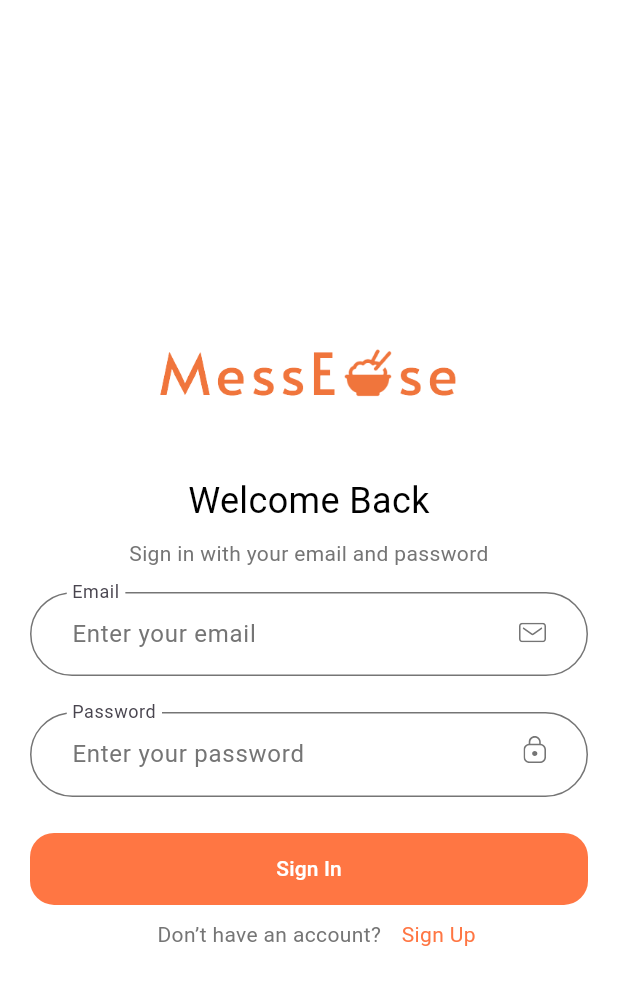
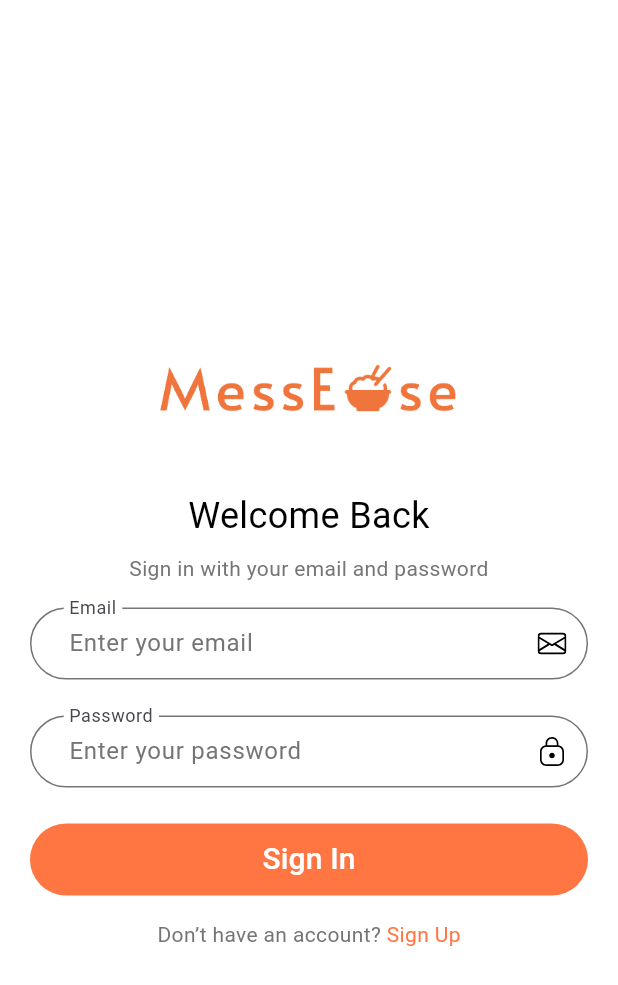
Before and after one commit to tarushi2309/MessEase, a Flutter app: the SignInScreen screen opened by its route, on a phone screen of 412 x 824 dp. Shown: the top 985 px of the screen. Run offline on Flutter 3.47's test engine with Material 3 defaults, Android fonts, the light colour scheme and no system bars; our stand-ins replace cloud_firestore, firebase_auth, firebase_core, fl_chart, flutter_svg, image_picker; accounts and stored records are empty.

Commit message:
Update signin.dart

```diff
--- a/flutter_application_1/lib/pages/signin.dart
+++ b/flutter_application_1/lib/pages/signin.dart
@@ -12,23 +12,16 @@ const authOutlineInputBorder = OutlineInputBorder(
 
 class SignInScreen extends StatelessWidget {
   const SignInScreen({super.key});
+
   @override
   Widget build(BuildContext context) {
-    // Calculate available height excluding top and bottom padding
-    final availableHeight = MediaQuery.of(context).size.height -
-        MediaQuery.of(context).padding.top -
-        MediaQuery.of(context).padding.bottom;
-
     return Scaffold(
-      resizeToAvoidBottomInset: true,
+      resizeToAvoidBottomInset: true, // Prevent keyboard causing overflow
       backgroundColor: Colors.white,
       body: SafeArea(
         child: Center(
-          child: SingleChildScrollView(
+          child: SingleChildScrollView( // Ensures content is scrollable
             padding: const EdgeInsets.symmetric(horizontal: 20),
-            child: ConstrainedBox(
-              constraints: BoxConstraints(minHeight: availableHeight),
-              child: IntrinsicHeight(
             child: Column(
               mainAxisAlignment: MainAxisAlignment.center,
               children: [
@@ -58,11 +51,9 @@ class SignInScreen extends StatelessWidget {
                 ),
                 const SizedBox(height: 16),
                 const SignInForm(),
-                    // No extra gap here so that NoAccountText appears right after the button
+                const SizedBox(height: 16),
                 const NoAccountText(),
               ],
-                ),
-              ),
             ),
           ),
         ),
@@ -70,6 +61,8 @@ class SignInScreen extends StatelessWidget {
     );
   }
 }
+
+
 
 class SignInForm extends StatefulWidget {
   const SignInForm({super.key});
@@ -149,6 +142,7 @@ class _SignInFormState extends State<SignInForm> {
 
   @override
   Widget build(BuildContext context) {
+
     return Form(
       child: Column(
         children: [
@@ -162,13 +156,15 @@ class _SignInFormState extends State<SignInForm> {
               floatingLabelBehavior: FloatingLabelBehavior.always,
               hintStyle: const TextStyle(color: Color(0xFF757575)),
               contentPadding:
-                  const EdgeInsets.symmetric(horizontal: 24, vertical: 16),
-              suffix: SvgPicture.string(mailIcon),
+                  const EdgeInsets.symmetric(horizontal: 22, vertical: 12),
+              suffixIcon: Transform.scale(
+                scale: 0.4, // Adjust the scale factor
+                child: SvgPicture.string(mailIcon),
+              ),
               border: authOutlineInputBorder,
               enabledBorder: authOutlineInputBorder,
               focusedBorder: authOutlineInputBorder.copyWith(
-                  borderSide:
-                      const BorderSide(color: Color(0xFFFF7643))),
+                  borderSide: const BorderSide(color: Color(0xFFFF7643))),
             ),
           ),
           // Password Field
@@ -183,13 +179,15 @@ class _SignInFormState extends State<SignInForm> {
                 floatingLabelBehavior: FloatingLabelBehavior.always,
                 hintStyle: const TextStyle(color: Color(0xFF757575)),
                 contentPadding:
-                    const EdgeInsets.symmetric(horizontal: 24, vertical: 16),
-                suffix: SvgPicture.string(lockIcon),
+                    const EdgeInsets.symmetric(horizontal: 22, vertical: 12),
+                suffixIcon: Transform.scale(
+                  scale: 0.4, // Adjust the scale factor
+                  child: SvgPicture.string(lockIcon),
+                ),
                 border: authOutlineInputBorder,
                 enabledBorder: authOutlineInputBorder,
                 focusedBorder: authOutlineInputBorder.copyWith(
-                    borderSide:
-                        const BorderSide(color: Color(0xFFFF7643))),
+                    borderSide: const BorderSide(color: Color(0xFFFF7643))),
               ),
             ),
           ),
@@ -201,17 +199,29 @@ class _SignInFormState extends State<SignInForm> {
               backgroundColor: const Color(0xFFFF7643),
               foregroundColor: Colors.white,
               minimumSize: const Size(double.infinity, 48),
-              shape: const RoundedRectangleBorder(
-                borderRadius: BorderRadius.all(Radius.circular(16)),
+              padding: const EdgeInsets.symmetric(vertical: 6.0, horizontal: 24.0),
+              shape: RoundedRectangleBorder(
+                      borderRadius: BorderRadius.circular(30),
                     ),
             ),
-            child: const Text("Sign In"),
+            child: const Center(
+                    child: Text(
+                      "Sign In",
+                      style: TextStyle(
+                        color: Colors.white,
+                        fontSize: 20.0,
+                        fontWeight: FontWeight.w500,
+                      ),
+                    ),
+                  ),
           ),
         ],
       ),
+
     );
   }
 }
+
 
 class NoAccountText extends StatelessWidget {
   const NoAccountText({super.key});
@@ -221,12 +231,9 @@ class NoAccountText extends StatelessWidget {
     return Row(
       mainAxisAlignment: MainAxisAlignment.center,
       children: [
-        const Padding(
-          padding: EdgeInsets.all(10.0),
-          child: Text(
+        const Text(
           "Don’t have an account? ",
           style: TextStyle(color: Color(0xFF757575)),
-          ),
         ),
         GestureDetector(
           onTap: () {
@@ -250,11 +257,11 @@ class NoAccountText extends StatelessWidget {
 
 // Icons
 const mailIcon =
-'''<svg width="18" height="13" viewBox="0 0 18 13" fill="none" xmlns="http://www.w3.org/2000/svg">
-<path fill-rule="evenodd" clip-rule="evenodd" d="M15.3576 3.39368C15.5215 3.62375 15.4697 3.94447 15.2404 4.10954L9.80876 8.03862C9.57272 8.21053 9.29421 8.29605 9.01656 8.29605C8.7406 8.29605 8.4638 8.21138 8.22775 8.04204L2.76041 4.11039C2.53201 3.94618 2.47851 3.62546 2.64154 3.39454C2.80542 3.16362 3.12383 3.10974 3.35223 3.27566L8.81872 7.20645C8.93674 7.29112 9.09552 7.29197 9.2144 7.20559L14.6469 3.27651C14.8753 3.10974 15.1937 3.16447 15.3576 3.39368ZM16.9819 10.7763C16.9819 11.4366 16.4479 11.9745 15.7932 11.9745H2.20765C1.55215 11.9745 1.01892 11.4366 1.01892 10.7763V2.22368C1.01892 1.56342 1.55215 1.02632 2.20765 1.02632H15.7932C16.4479 1.02632 16.9819 1.56342 16.9819 2.22368V10.7763ZM15.7932 0H2.20765C0.990047 0 0 0.998092 0 2.22368V10.7763C0 12.0028 0.990047 13 2.20765 13H15.7932C17.01 13 18 12.0028 18 10.7763V2.22368C18 0.998092 17.01 0 15.7932 0Z" fill="#757575"/>
+'''<svg xmlns="http://www.w3.org/2000/svg" width="16" height="16" fill="currentColor" class="bi bi-envelope" viewBox="0 0 16 16">
+  <path d="M0 4a2 2 0 0 1 2-2h12a2 2 0 0 1 2 2v8a2 2 0 0 1-2 2H2a2 2 0 0 1-2-2zm2-1a1 1 0 0 0-1 1v.217l7 4.2 7-4.2V4a1 1 0 0 0-1-1zm13 2.383-4.708 2.825L15 11.105zm-.034 6.876-5.64-3.471L8 9.583l-1.326-.795-5.64 3.47A1 1 0 0 0 2 13h12a1 1 0 0 0 .966-.741M1 11.105l4.708-2.897L1 5.383z"/>
 </svg>''';
 
 const lockIcon =
 '''<svg width="15" height="18" viewBox="0 0 15 18" fill="none" xmlns="http://www.w3.org/2000/svg">
-<path fill-rule="evenodd" clip-rule="evenodd" d="M9.24419 11.5472C9.24419 12.4845 8.46279 13.2453 7.5 13.2453C6.53721 13.2453 5.75581 12.4845 5.75581 11.5472C5.75581 10.6098 6.53721 9.84906 7.5 9.84906C8.46279 9.84906 9.24419 10.6098 9.24419 11.5472ZM13.9535 14.0943C13.9535 15.6863 12.6235 16.9811 10.9884 16.9811H4.01163C2.37645 16.9811 1.04651 15.6863 1.04651 14.0943V9C1.04651 7.40802 2.37645 6.11321 4.01163 6.11321H10.9884C12.6235 6.11321 13.9535 7.40802 13.9535 9V14.0943ZM4.53488 3.90566C4.53488 2.31368 5.86483 1.01887 7.5 1.01887C8.28488 1.01887 9.03139 1.31943 9.59477 1.86028C10.1564 2.41387 10.4651 3.14066 10.4651 3.90566V5.09434H4.53488V3.90566ZM11.5116 5.12745V3.90566C11.5116 2.87151 11.0956 1.89085 10.3352 1.14028C9.5686 0.405 8.56221 0 7.5 0C5.2875 0 3.48837 1.7516 3.48837 3.90566V5.12745C1.52267 5.37792 0 7.01915 0 9V14.0943C0 16.2484 1.79913 18 4.01163 18H10.9884C13.2 18 15 16.2484 15 14.0943V9C15 7.01915 13.4773 5.37792 11.5116 5.12745Z" fill="#757575"/>
+<path fill-rule="evenodd" clip-rule="evenodd" d="M9.24419 11.5472C9.24419 12.4845 8.46279 13.2453 7.5 13.2453C6.53721 13.2453 5.75581 12.4845 5.75581 11.5472C5.75581 10.6098 6.53721 9.84906 7.5 9.84906C8.46279 9.84906 9.24419 10.6098 9.24419 11.5472ZM13.9535 14.0943C13.9535 15.6863 12.6235 16.9811 10.9884 16.9811H4.01163C2.37645 16.9811 1.04651 15.6863 1.04651 14.0943V9C1.04651 7.40802 2.37645 6.11321 4.01163 6.11321H10.9884C12.6235 6.11321 13.9535 7.40802 13.9535 9V14.0943ZM4.53488 3.90566C4.53488 2.31368 5.86483 1.01887 7.5 1.01887C8.28488 1.01887 9.03139 1.31943 9.59477 1.86028C10.1564 2.41387 10.4651 3.14066 10.4651 3.90566V5.09434H4.53488V3.90566ZM11.5116 5.12745V3.90566C11.5116 2.87151 11.0956 1.89085 10.3352 1.14028C9.5686 0.405 8.56221 0 7.5 0C5.2875 0 3.48837 1.7516 3.48837 3.90566V5.12745C1.52267 5.37792 0 7.01915 0 9V14.0943C0 16.2484 1.79913 18 4.01163 18H10.9884C13.2 18 15 16.2484 15 14.0943V9C15 7.01915 13.4773 5.37792 11.5116 5.12745Z" fill="#000000"/>
 </svg>''';
```
Lines whose indentation alone changed are shown as unchanged.
